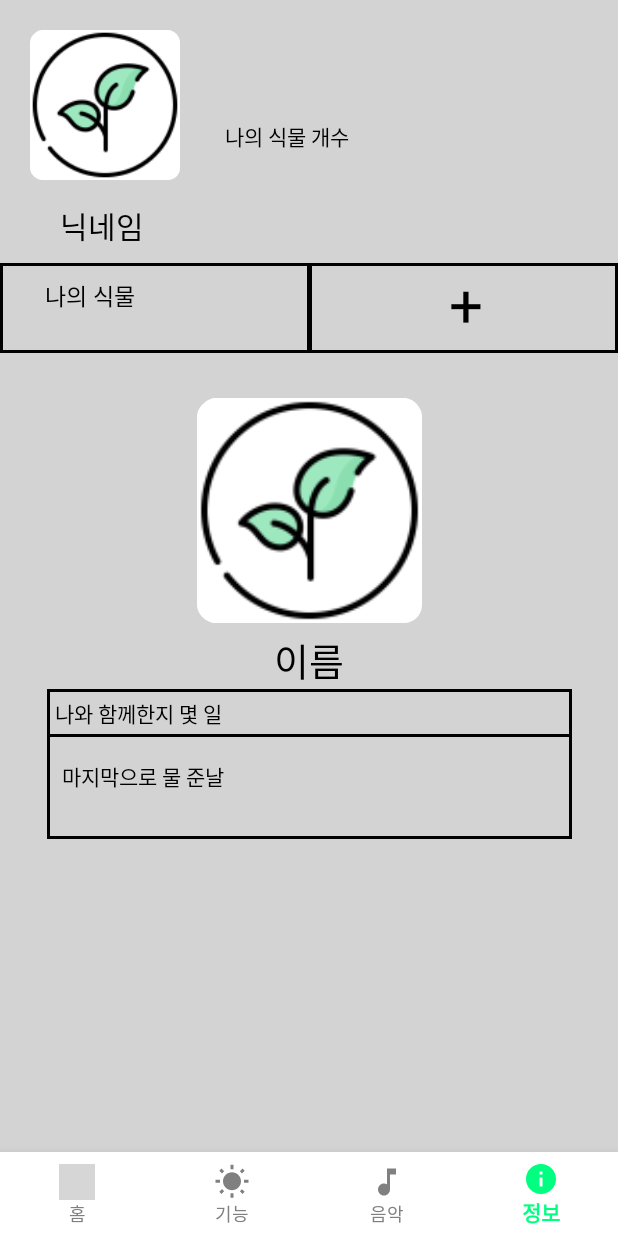
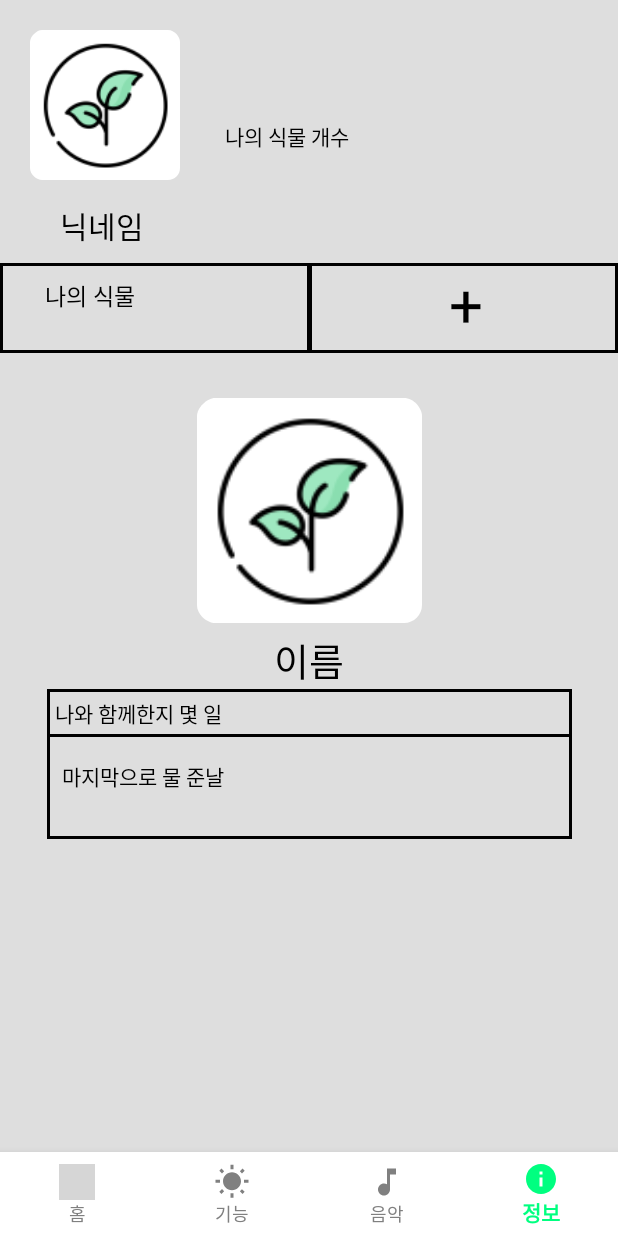
Before and after one commit to Team-amazing/Android-pompom, an Android app: the screen it shows after launch once a user with an empty profile is signed in (MainActivity), item 4 of the bottom bar chosen, on a phone screen of 412 x 824 dp. Run offline under Robolectric (Android 15) with nearby library versions, the phone set to English and light mode, and no system bars; our stand-ins replace Firebase (no records; nobody signed in at launch, a user with empty details on screens opened directly); grey boxes are pictures that could not be loaded.

Commit message:
style :: 앱 디자인 변경

```diff
--- a/outopompomme/app/src/main/res/values/colors.xml
+++ b/outopompomme/app/src/main/res/values/colors.xml
@@ -8,7 +8,7 @@
     <color name="black">#FF000000</color>
     <color name="white">#FFFFFFFF</color>
     <color name="gray">#808080</color>
-    <color name="white_gray">#D3D3D3</color>
+    <color name="white_gray">#DEDEDE</color>
     <color name="green">#1eff41</color>
     <color name="calendar_number_color">#FF000000</color>
     <color name="red">#FF0000</color>
```
Also changed, not shown: outopompomme/app/src/main/ic_launcher-playstore.png, outopompomme/app/src/main/res/mipmap-hdpi/ic_launcher.png, outopompomme/app/src/main/res/mipmap-hdpi/ic_launcher_foreground.png, outopompomme/app/src/main/res/mipmap-hdpi/ic_launcher_round.png, outopompomme/app/src/main/res/mipmap-mdpi/ic_launcher.png, outopompomme/app/src/main/res/mipmap-mdpi/ic_launcher_foreground.png, outopompomme/app/src/main/res/mipmap-mdpi/ic_launcher_round.png, outopompomme/app/src/main/res/mipmap-xhdpi/ic_launcher.png, outopompomme/app/src/main/res/mipmap-xhdpi/ic_launcher_foreground.png, outopompomme/app/src/main/res/mipmap-xhdpi/ic_launcher_round.png, outopompomme/app/src/main/res/mipmap-xxhdpi/ic_launcher.png, outopompomme/app/src/main/res/mipmap-xxhdpi/ic_launcher_foreground.png, outopompomme/app/src/main/res/mipmap-xxhdpi/ic_launcher_round.png, outopompomme/app/src/main/res/mipmap-xxxhdpi/ic_launcher.png, 2 more files.
